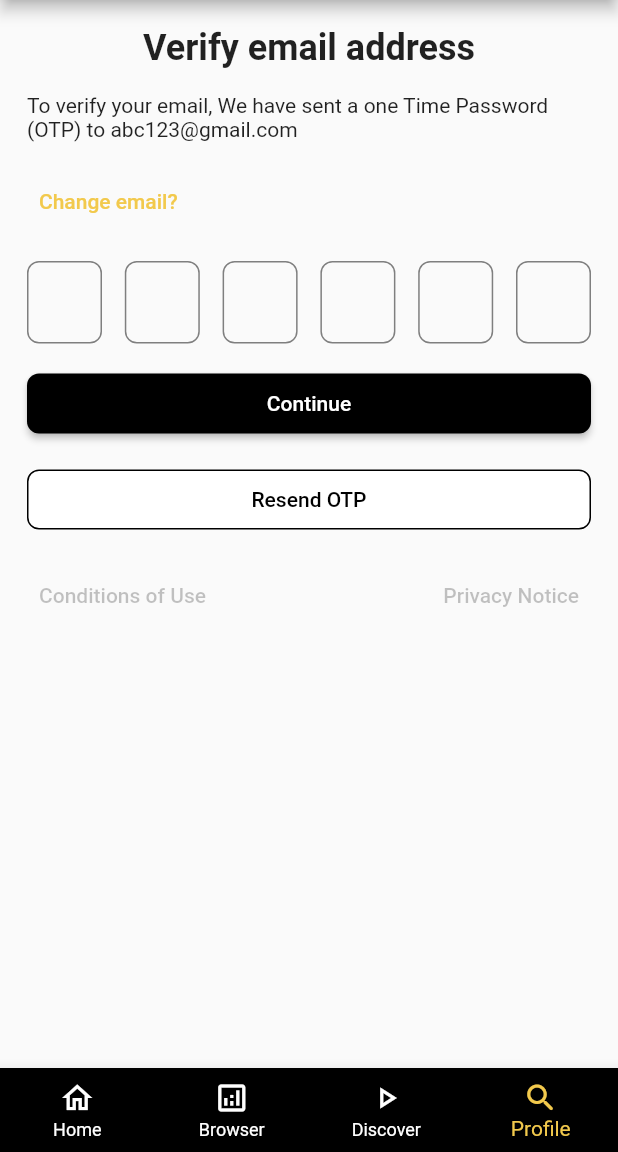
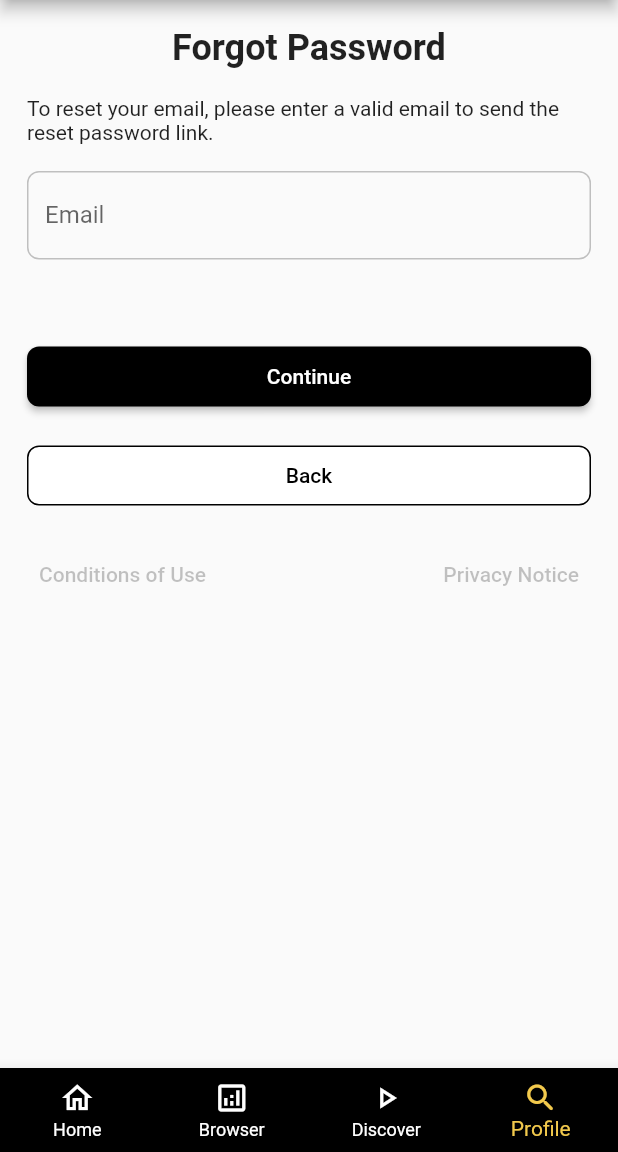
Before and after one commit to ismaildrcn/imdb-app-frontend, a Flutter app: the screen it shows after launch, item 4 of the bottom bar chosen, on a phone screen of 412 x 824 dp, the part 84-1236 px from its top. Run offline on Flutter 3.47's test engine with Material 3 defaults, Android fonts, the phone set to English and light mode, and no system bars; our stand-ins replace email_validator, go_router; network calls fail.

Commit message:
Add forgot password page

```diff
--- a/lib/app/router.dart
+++ b/lib/app/router.dart
@@ -2,6 +2,7 @@ import 'package:flutter/material.dart';
 import 'package:go_router/go_router.dart';
 import 'package:imdb_app/data/model/movie_model.dart';
 import 'package:imdb_app/features/home/auth/create_account_page.dart';
+import 'package:imdb_app/features/home/auth/forgot_password_page.dart';
 import 'package:imdb_app/features/home/auth/sign_in_page.dart';
 import 'package:imdb_app/features/home/auth/verify_email.dart';
 import 'package:imdb_app/features/home/cast_page.dart';
@@ -24,6 +25,7 @@ class AppRoutes {
   static const String login = '/login';
   static const String createAccount = '/create-account';
   static const String verifyEmail = '/verify-email';
+  static const String forgotPassword = '/forgot-password';
 }
 
 final appRoutes = GoRouter(
@@ -88,7 +90,7 @@ final appRoutes = GoRouter(
           name: "profile",
           path: AppRoutes.profile,
           pageBuilder: (context, state) {
-            return const MaterialPage(child: VerifyEmailPage());
+            return const MaterialPage(child: ForgotPasswordPage());
           },
         ),
         GoRoute(
@@ -110,6 +112,13 @@ final appRoutes = GoRouter(
           path: AppRoutes.verifyEmail,
           pageBuilder: (context, state) {
             return const MaterialPage(child: VerifyEmailPage());
+          },
+        ),
+        GoRoute(
+          name: "forgot-password",
+          path: AppRoutes.forgotPassword,
+          pageBuilder: (context, state) {
+            return const MaterialPage(child: ForgotPasswordPage());
           },
         ),
       ],
--- /dev/null
+++ b/lib/features/home/auth/forgot_password_page.dart
@@ -0,0 +1,132 @@
+import 'package:email_validator/email_validator.dart';
+import 'package:flutter/material.dart';
+import 'package:imdb_app/features/home/widgets/auth_common_footer.dart';
+
+class ForgotPasswordPage extends StatefulWidget {
+  const ForgotPasswordPage({super.key});
+
+  @override
+  State<ForgotPasswordPage> createState() => _ForgotPasswordPageState();
+}
+
+class _ForgotPasswordPageState extends State<ForgotPasswordPage> {
+  TextEditingController emailController = TextEditingController();
+  bool isValidEmail = false;
+  bool isEmailTouched = false;
+
+  @override
+  void initState() {
+    // TODO: implement initState
+    super.initState();
+    emailController.addListener(() {
+      setState(() {
+        isEmailTouched = true;
+        isValidEmail = EmailValidator.validate(emailController.text);
+      });
+    });
+  }
+
+  @override
+  void dispose() {
+    emailController.dispose();
+    super.dispose();
+  }
+
+  @override
+  Widget build(BuildContext context) {
+    return Scaffold(
+      appBar: AppBar(
+        centerTitle: true,
+        title: Image.asset("assets/img/imdb-logo.png", height: 55),
+        backgroundColor: Theme.of(context).colorScheme.primary,
+      ),
+      body: Padding(
+        padding: const EdgeInsetsGeometry.all(18),
+        child: SingleChildScrollView(
+          child: Column(
+            crossAxisAlignment: CrossAxisAlignment.center,
+            mainAxisAlignment: MainAxisAlignment.center,
+            spacing: 18,
+            children: [
+              const Text(
+                "Forgot Password",
+                style: TextStyle(fontSize: 24, fontWeight: FontWeight.bold),
+              ),
+              const Text(
+                "To reset your email, please enter a valid email to send the reset password link.",
+              ),
+              TextFormField(
+                keyboardType: TextInputType.emailAddress,
+                autovalidateMode: AutovalidateMode.onUserInteraction,
+                controller: emailController,
+                decoration: InputDecoration(
+                  labelText: "Email",
+                  focusedBorder: OutlineInputBorder(
+                    borderRadius: BorderRadius.all(Radius.circular(8)),
+                    borderSide: BorderSide(
+                      color: Theme.of(context).colorScheme.primary,
+                    ),
+                  ),
+                  enabledBorder: OutlineInputBorder(
+                    borderRadius: BorderRadius.all(Radius.circular(8)),
+                    borderSide: BorderSide(
+                      color: Theme.of(
+                        context,
+                      ).colorScheme.onSecondary.withAlpha(75),
+                    ),
+                  ),
+                  errorText: !isValidEmail && isEmailTouched
+                      ? "Invalid email"
+                      : null,
+                  errorBorder: OutlineInputBorder(
+                    borderRadius: BorderRadius.all(Radius.circular(8)),
+                    borderSide: BorderSide(
+                      color: Theme.of(context).colorScheme.error,
+                    ),
+                  ),
+                  focusedErrorBorder: OutlineInputBorder(
+                    borderRadius: BorderRadius.all(Radius.circular(8)),
+                    borderSide: BorderSide(
+                      color: Theme.of(context).colorScheme.error,
+                    ),
+                  ),
+                ),
+              ),
+              SizedBox(height: 18),
+              ElevatedButton(
+                onPressed: () {},
+                style: TextButton.styleFrom(
+                  backgroundColor: Theme.of(context).colorScheme.secondary,
+                  foregroundColor: Theme.of(context).colorScheme.surface,
+                  shape: RoundedRectangleBorder(
+                    borderRadius: BorderRadius.circular(8),
+                  ),
+                  minimumSize: Size(double.infinity, 40),
+                ),
+                child: Text("Continue"),
+              ),
+
+              ElevatedButton(
+                onPressed: () {},
+                style: TextButton.styleFrom(
+                  elevation: 0,
+                  backgroundColor: Theme.of(context).colorScheme.surface,
+                  foregroundColor: Theme.of(context).colorScheme.secondary,
+                  shape: RoundedRectangleBorder(
+                    borderRadius: BorderRadius.circular(8),
+                  ),
+                  side: BorderSide(
+                    color: Theme.of(context).colorScheme.secondary,
+                  ),
+                  minimumSize: Size(double.infinity, 40),
+                ),
+                child: Text("Back"),
+              ),
+              CommonFooterLinks(),
+            ],
+          ),
+        ),
+      ),
+    );
+  }
+}
```
